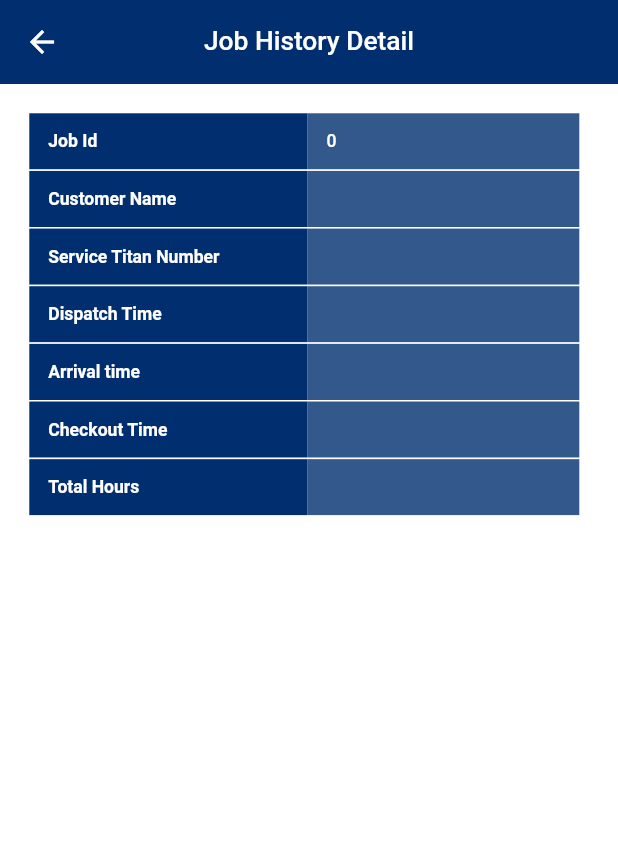
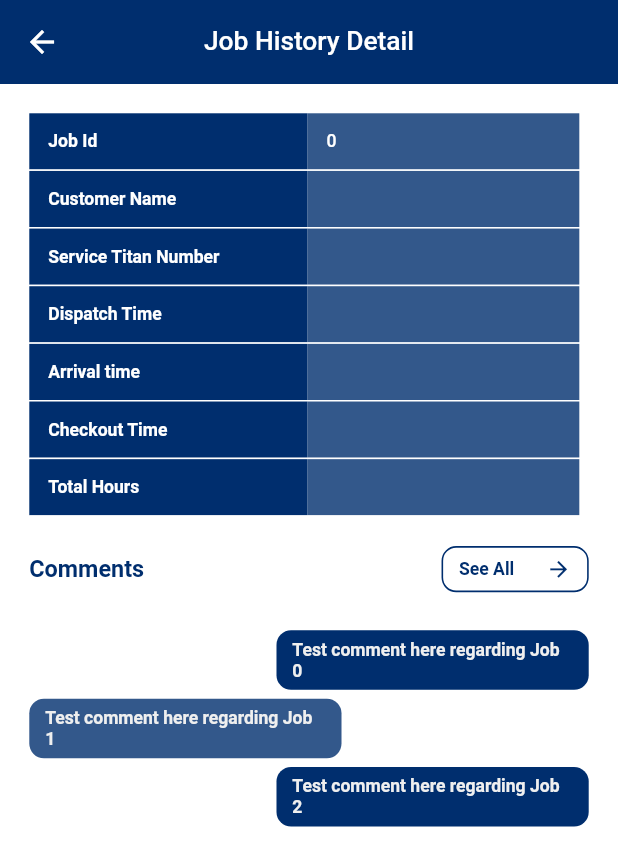
Before and after one commit to MiniSquareTechnology/servicesucces_flutter, a Flutter app: the HistoryDetailScreen screen opened directly with empty values, on a phone screen of 412 x 824 dp. Shown: the top 866 px of the screen. Run offline on Flutter 3.47's test engine with Material 2 defaults, Android fonts, the phone set to English and light mode, and no system bars; our stand-ins replace dropdown_button2, email_validator, flutter_screenutil, geocoding, geolocator, get and 3 more; missing offline and left inert: bottom_bar; accounts and stored records are empty.

Commit message:
work on job comments

```diff
--- a/lib/res/utils/constants/app_string_constants.dart
+++ b/lib/res/utils/constants/app_string_constants.dart
@@ -70,4 +70,8 @@ class AppStringConstants {
   static const String iSetLead = "I Set the Lead";
 
   static const String vipSold = "VIP Sold";
+
+  static const String comments = "Comments";
+  static const String comment = "comment";
+  static const String seeAll = "See All";
 }
--- a/lib/res/utils/routes/app_routes.dart
+++ b/lib/res/utils/routes/app_routes.dart
@@ -1,6 +1,7 @@
 import 'package:employee_clock_in/models/job_history_response_model.dart';
 import 'package:employee_clock_in/views/bottom_nav_screen.dart';
 import 'package:employee_clock_in/views/change_password_screen.dart';
+import 'package:employee_clock_in/views/comments_list_screen.dart';
 import 'package:employee_clock_in/views/history_detail_screen.dart';
 import 'package:employee_clock_in/views/history_filters_screen.dart';
 import 'package:employee_clock_in/views/job_form_screen.dart';
@@ -16,6 +17,7 @@ class AppRoutes {
       RoutePathConstants.splashScreen: (context) => const SplashScreen(),
       RoutePathConstants.loginScreen: (context) => const LoginScreen(),
       RoutePathConstants.bottomNavScreen: (context) => const BottomNavScreen(),
+      RoutePathConstants.commentsListScreen: (context) => const CommentsListScreen(),
       RoutePathConstants.jobFormScreen: (context) {
         Map params = ModalRoute.of(context)!.settings.arguments as Map;
         return JobFormScreen(
--- a/lib/res/utils/routes/route_path_constants.dart
+++ b/lib/res/utils/routes/route_path_constants.dart
@@ -6,5 +6,6 @@ class RoutePathConstants {
   static String jobFormScreen = "/jobFormScreen";
   static String historyDetailScreen = "/historyDetailScreen";
   static String historyFiltersScreen = "/historyFiltersScreen";
+  static String commentsListScreen = "/commentsListScreen";
 
 }
--- a/lib/view_models/home_view_model.dart
+++ b/lib/view_models/home_view_model.dart
@@ -75,6 +75,9 @@ class HomeViewModel extends GetxController {
   RxList<int> plumbingCheckListSelected = <int>[].obs;
   RxList<int> form3ListSelected = <int>[].obs;
   RxList<int> jobStatusListFilterSelected = <int>[-1].obs;
+
+  /// Job Detail
+  // RxBool showAllComments = false.obs;
 
   @override
   void update([List<Object>? ids, bool condition = true]) {}
--- a/lib/views/history_detail_screen.dart
+++ b/lib/views/history_detail_screen.dart
@@ -1,6 +1,7 @@
 import 'package:employee_clock_in/data/binding/app_binding.dart';
 import 'package:employee_clock_in/models/job_history_response_model.dart';
 import 'package:employee_clock_in/res/utils/constants/app_string_constants.dart';
+import 'package:employee_clock_in/res/utils/routes/route_path_constants.dart';
 import 'package:employee_clock_in/res/utils/theme/color_palette.dart';
 import 'package:employee_clock_in/view_models/home_view_model.dart';
 import 'package:flutter/material.dart';
@@ -22,7 +23,7 @@ class _HistoryDetailScreenState extends State<HistoryDetailScreen> {
   @override
   void initState() {
     homeViewModel = Get.find(tag: AppBinding.homeViewModelTag);
-
+    // homeViewModel.showAllComments.value = false;
     super.initState();
   }
 
@@ -32,6 +33,7 @@ class _HistoryDetailScreenState extends State<HistoryDetailScreen> {
         color: Colors.white,
         child: SafeArea(
             child: Scaffold(
+          resizeToAvoidBottomInset: true,
           appBar: AppBar(
             backgroundColor: ColorPalette.appPrimaryColor,
             leading: BackButton(
@@ -50,25 +52,33 @@ class _HistoryDetailScreenState extends State<HistoryDetailScreen> {
             ),
           ),
           body: SingleChildScrollView(
+            child: Padding(
               padding: EdgeInsets.all(20.h),
               child: Column(
                 mainAxisAlignment: MainAxisAlignment.start,
                 crossAxisAlignment: CrossAxisAlignment.start,
                 children: [
                   mainItemRow(AppStringConstants.jobId, '${widget.data.id}'),
-                mainItemRow(AppStringConstants.customerName, '${widget.data.customerName}'),
+                  mainItemRow(AppStringConstants.customerName,
+                      '${widget.data.customerName}'),
                   mainItemRow(AppStringConstants.serviceTitanNumber,
                       '${widget.data.serviceTitanNumber}'),
-                mainItemRow(AppStringConstants.dispatchTime, widget.data.dispatchTime ?? '---'),
-                mainItemRow(AppStringConstants.arrivalTime, widget.data.arrivalTime ?? '---'),
-                mainItemRow(AppStringConstants.checkoutTime, widget.data.checkoutTime ?? '---'),
-                mainItemRow(AppStringConstants.totalHours, widget.data.totalHours ?? '---'),
-                if (widget.data.jobForm != null && widget.data.jobForm!.isNotEmpty) ...[
-                  mainItemRow(AppStringConstants.jobFormId, '${widget.data.jobForm![0].id}'),
-                  mainItemRow(
-                      AppStringConstants.totalAmount, '${widget.data.jobForm![0].totalAmount ?? 0}'),
-                  mainItemRow(
-                      AppStringConstants.commission, '${widget.data.jobForm![0].comission ?? 0} %'),
+                  mainItemRow(AppStringConstants.dispatchTime,
+                      widget.data.dispatchTime ?? '---'),
+                  mainItemRow(AppStringConstants.arrivalTime,
+                      widget.data.arrivalTime ?? '---'),
+                  mainItemRow(AppStringConstants.checkoutTime,
+                      widget.data.checkoutTime ?? '---'),
+                  mainItemRow(AppStringConstants.totalHours,
+                      widget.data.totalHours ?? '---'),
+                  if (widget.data.jobForm != null &&
+                      widget.data.jobForm!.isNotEmpty) ...[
+                    mainItemRow(AppStringConstants.jobFormId,
+                        '${widget.data.jobForm![0].id}'),
+                    mainItemRow(AppStringConstants.totalAmount,
+                        '${widget.data.jobForm![0].totalAmount ?? 0}'),
+                    mainItemRow(AppStringConstants.commission,
+                        '${widget.data.jobForm![0].comission ?? 0} %'),
                     mainItemRow(
                         AppStringConstants.jobStatus,
                         homeViewModel.jobStatusList[
@@ -80,7 +90,90 @@ class _HistoryDetailScreenState extends State<HistoryDetailScreen> {
                       mainItemRow(AppStringConstants.commissionAmount,
                           '${widget.data.jobForm![0].totalAmount ?? 0 * (widget.data.jobForm![0].comission ?? 0) / 100}'),
                   ],
+                  SizedBox(height: 20.h),
+                  Row(
+                    mainAxisAlignment: MainAxisAlignment.spaceBetween,
+                    children: [
+                      Text(
+                        AppStringConstants.comments,
+                        style: TextStyle(
+                            color: ColorPalette.appPrimaryColor,
+                            fontSize: 16.sp,
+                            fontStyle: FontStyle.normal,
+                            fontWeight: FontWeight.bold),
+                      ),
+                      InkWell(
+                        onTap: () {
+                          Get.toNamed(RoutePathConstants.commentsListScreen);
+                          // homeViewModel.showAllComments.value = true;
+                        },
+                        child: Container(
+                          decoration: BoxDecoration(
+                              // color: ColorPalette.appPrimaryColor,
+                              border: Border.all(
+                                  color: ColorPalette.appPrimaryColor,
+                                  width: 1.w),
+                              borderRadius: BorderRadius.circular(10.r)),
+                          padding: EdgeInsets.symmetric(
+                              horizontal: 10.w, vertical: 6.h),
+                          child: Row(
+                            mainAxisAlignment: MainAxisAlignment.spaceBetween,
+                            crossAxisAlignment: CrossAxisAlignment.center,
+                            children: [
+                              Text(
+                                AppStringConstants.seeAll,
+                                style: TextStyle(
+                                    color: ColorPalette.appPrimaryColor,
+                                    fontSize: 12.sp,
+                                    fontStyle: FontStyle.normal,
+                                    fontWeight: FontWeight.w600),
+                              ),
+                              SizedBox(
+                                width: 20.w,
+                              ),
+                              Icon(
+                                Icons.arrow_forward_sharp,
+                                color: ColorPalette.appPrimaryColor,
+                                size: 16.w,
+                              )
                             ],
+                          ),
+                        ),
+                      )
+                    ],
+                  ),
+                  SizedBox(height: 20.h),
+                  for (int i = 0; i < 3; i++) ...[
+                    Align(
+                      alignment: (i % 2) != 0
+                          ? Alignment.centerLeft
+                          : Alignment.centerRight,
+                      child: Container(
+                        decoration: BoxDecoration(
+                            color: (i % 2) != 0
+                                ? ColorPalette.appPrimaryColor.withOpacity(0.8)
+                                : ColorPalette.appPrimaryColor,
+                            borderRadius: BorderRadius.circular(10.r)),
+                        margin: EdgeInsets.only(
+                          top: 6.h,
+                          left: (i % 2) != 0 ? 0 : 0.4.sw,
+                          right: (i % 2) != 0 ? 0.4.sw : 0,
+                        ),
+                        padding: EdgeInsets.symmetric(
+                            horizontal: 10.w, vertical: 6.h),
+                        child: Text(
+                          "Test comment here regarding Job $i",
+                          style: TextStyle(
+                              color: ColorPalette.white,
+                              fontSize: 12.sp,
+                              fontStyle: FontStyle.normal,
+                              fontWeight: FontWeight.w600),
+                        ),
+                      ),
+                    )
+                  ]
+                ],
+              ),
             ),
           ),
         )));
```
Also changed, not shown: lib/views/comments_list_screen.dart (added, +127 -0 lines). Lines whose indentation alone changed are shown as unchanged.
